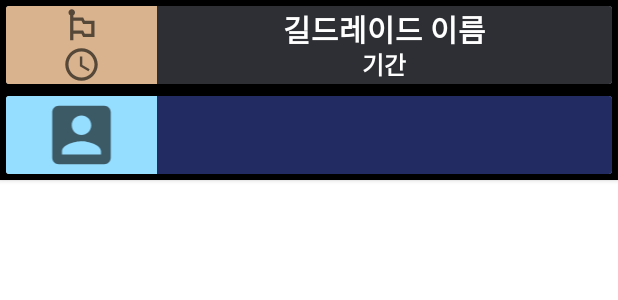
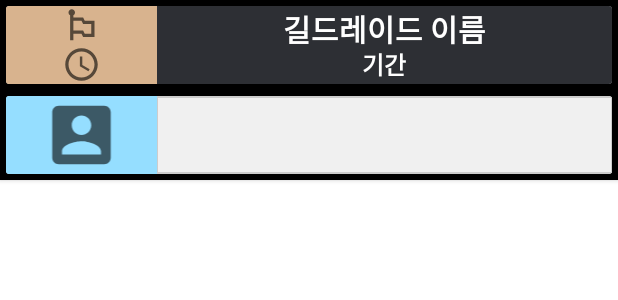
Before and after one commit to Factoriall/GuardianTalesGuildApp, an Android app: the layout fragment_record.xml on its own in the app's theme, with its tools: preview values and no code run, on a phone screen of 412 x 824 dp. Shown: the top 300 px of the screen. Run offline under Robolectric (Android 15) with nearby library versions, the phone set to English and light mode, and no system bars.

Commit message:
Start to create record management fragment

```diff
--- a/app/build.gradle
+++ b/app/build.gradle
@@ -20,6 +20,10 @@ android {
             proguardFiles getDefaultProguardFile('proguard-android-optimize.txt'), 'proguard-rules.pro'
         }
     }
+    compileOptions {
+        sourceCompatibility JavaVersion.VERSION_1_8
+        targetCompatibility JavaVersion.VERSION_1_8
+    }
 }
 
 dependencies {
--- /dev/null
+++ b/app/src/main/java/org/techtown/gtguildraid/Adapters/RecordAdapter.java
@@ -0,0 +1,4 @@
+package org.techtown.gtguildraid.Adapters;
+
+public class RecordAdapter {
+}
--- a/app/src/main/java/org/techtown/gtguildraid/Interfaces/MemberDao.java
+++ b/app/src/main/java/org/techtown/gtguildraid/Interfaces/MemberDao.java
@@ -37,4 +37,5 @@ public interface MemberDao {
 
     @Query("SELECT * FROM member WHERE isResigned = 1 AND isMe = 0")
     List<GuildMember> getResignedMembers();
+
 }
--- /dev/null
+++ b/app/src/main/res/drawable/spinner_bg.xml
@@ -0,0 +1,15 @@
+<?xml version="1.0" encoding="utf-8"?>
+<selector xmlns:android="http://schemas.android.com/apk/res/android"
+    android:exitFadeDuration="@android:integer/config_mediumAnimTime">
+    <item android:state_pressed="true" android:drawable="@android:color/white" />
+    <item android:state_selected="true" android:drawable="@android:color/white" />
+    <item>
+        <inset android:insetLeft="-1dp" android:insetRight="-1dp">
+            <shape android:shape="rectangle">
+                <stroke android:width="1dp"
+                    android:color="#cccccc" />
+                <solid android:color="#f0f0f0" />
+            </shape>
+        </inset>
+    </item>
+</selector>
--- /dev/null
+++ b/app/src/main/res/drawable/spinner_sla.xml
@@ -0,0 +1,27 @@
+<?xml version="1.0" encoding="utf-8"?>
+<selector xmlns:android="http://schemas.android.com/apk/res/android">
+    <item android:state_pressed="true">
+        <set>
+            <objectAnimator
+                android:duration="@android:integer/config_mediumAnimTime"
+                android:propertyName="translationZ"
+                android:valueTo="5dp" />
+        </set>
+    </item>
+    <item android:state_selected="true">
+        <set>
+            <objectAnimator
+                android:duration="@android:integer/config_shortAnimTime"
+                android:propertyName="translationZ"
+                android:valueTo="5dp" />
+        </set>
+    </item>
+    <item>
+        <set>
+            <objectAnimator
+                android:duration="@android:integer/config_shortAnimTime"
+                android:propertyName="translationZ"
+                android:valueTo="0dp" />
+        </set>
+    </item>
+</selector>
--- a/app/src/main/res/layout/fragment_record.xml
+++ b/app/src/main/res/layout/fragment_record.xml
@@ -120,11 +120,15 @@
 
                     <Spinner
                         android:id="@+id/nickname"
+                        style="@style/Widget.AppCompat.Spinner"
                         android:layout_width="0dp"
                         android:layout_height="match_parent"
+
                         android:layout_weight="3"
-                        android:background="#222C63"
+                        android:background="@drawable/spinner_bg"
+                        android:stateListAnimator="@drawable/spinner_sla"
                         android:gravity="center"
+                        android:dropDownWidth="300dp"
                         android:text="닉네임"
                         android:textColor="#FFFFFF"
                         android:textSize="20sp"
```
Also changed, not shown: app/src/main/java/org/techtown/gtguildraid/Adapters/ViewPagerAdapter.java (added, +21 -0 lines), app/src/main/java/org/techtown/gtguildraid/Fragments/CardFragment.java (added, +70 -0 lines), app/src/main/java/org/techtown/gtguildraid/Fragments/RecordFragment.java (+43 -7 lines), app/src/main/java/org/techtown/gtguildraid/Models/GuildMember.java (+8 -0 lines), app/src/main/res/layout/fragment_record_recycler.xml (added, +22 -0 lines), app/src/main/res/layout/record_card.xml (added, +144 -0 lines).
